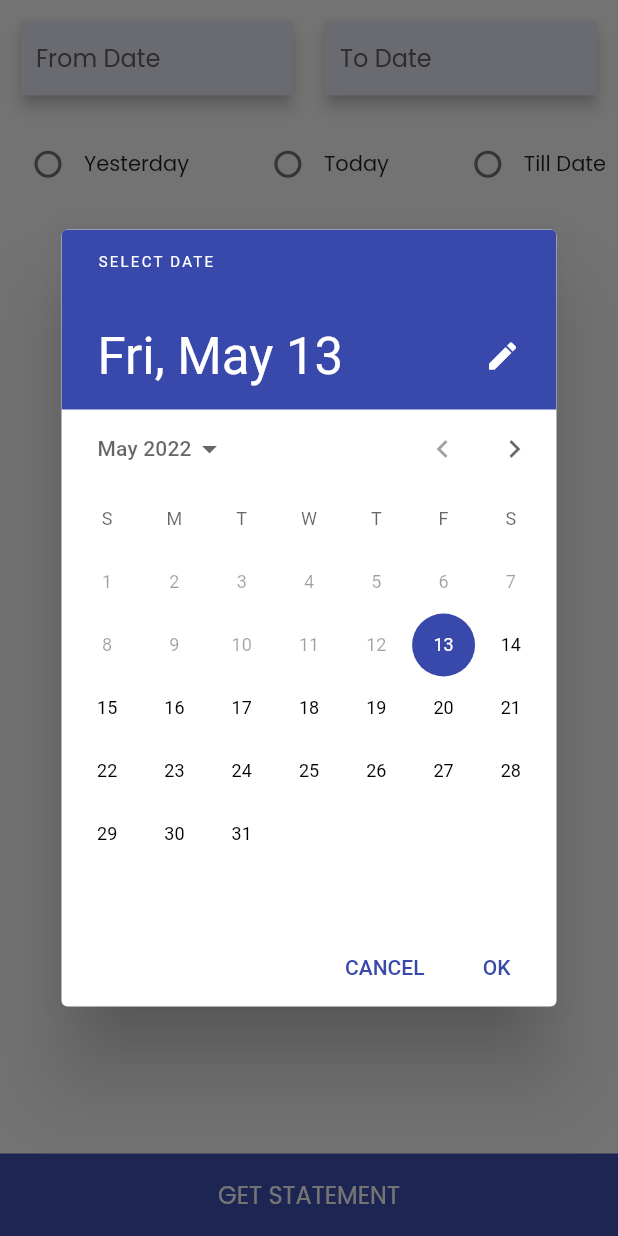
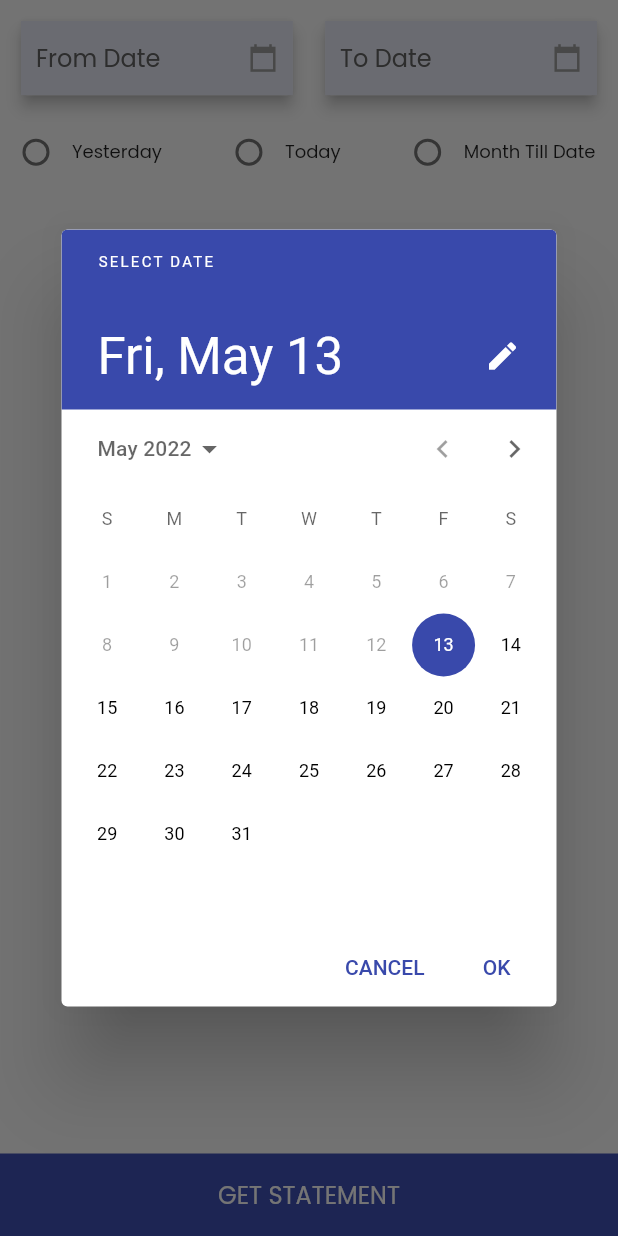
Before and after one commit to gajendrapratapsingh/tayal, a Flutter app: the WalletStatementTabScrren screen opened directly, after a tap on "From Date", on a phone screen of 412 x 824 dp. Run offline on Flutter 3.47's test engine with Material 2 defaults, Android fonts, the phone set to English and light mode, and no system bars; our stand-ins replace badges, cached_network_image, carousel_slider, connectivity, country_code_picker, flutter_slidable and 10 more; missing offline and left inert: marquee_widget, razorpay_flutter; accounts and stored records are empty; network calls fail; project files that could hold a hidden picture were left out.

Commit message:
Tayal App

```diff
--- a/lib/views/favourite_products_screen.dart
+++ b/lib/views/favourite_products_screen.dart
@@ -37,7 +37,9 @@ class _FavouriteProductScreenState extends State<FavouriteProductScreen> {
 
   Future _getCountBadge() async {
     SharedPreferences prefs = await SharedPreferences.getInstance();
-    String mytoken = prefs.getString('token').toString();
+    _counter = int.parse(prefs.getString('cartcount'));
+    /*String mytoken = prefs.getString('token').toString();
+
     var response = await http.post(Uri.parse(BASE_URL + cartlist),
         headers: {'Authorization': 'Bearer $mytoken'});
     if (response.statusCode == 200) {
@@ -50,7 +52,7 @@ class _FavouriteProductScreenState extends State<FavouriteProductScreen> {
       }
     } else {
       throw Exception('Failed to get data due to ${response.body}');
-    }
+    }*/
   }
 
   @override
@@ -437,9 +439,7 @@ class _FavouriteProductScreenState extends State<FavouriteProductScreen> {
     );
     if (response.statusCode == 200)
     {
-      print(response.body);
       if(json.decode(response.body)['ErrorCode'].toString() == "0"){
-        //showToast('Product added successfully');
         setState(() {
           prefs.setString('cartcount', json.decode(response.body)['Response']['count'].toString());
           prefs.setString('carttotal', json.decode(response.body)['Response']['total_price'].toString());
--- a/lib/views/order_detail_screen.dart
+++ b/lib/views/order_detail_screen.dart
@@ -53,7 +53,12 @@ class _OrderDetailScreenState extends State<OrderDetailScreen> {
                 Row(
                   mainAxisSize: MainAxisSize.max,
                   children: [
-                    SvgPicture.asset('assets/images/back.svg', fit: BoxFit.fill),
+                    InkWell(
+                       onTap: (){
+                         Navigator.pop(context);
+                       },
+                       child: SvgPicture.asset('assets/images/back.svg', fit: BoxFit.fill),
+                    ),
                     SizedBox(width: MediaQuery.of(context).size.width * 0.10),
                     Text("Order Detail", textAlign: TextAlign.center, style: TextStyle(fontStyle: FontStyle.normal, fontSize: 21, fontWeight: FontWeight.bold)),
                   ],
--- a/lib/views/order_list_screen.dart
+++ b/lib/views/order_list_screen.dart
@@ -46,6 +46,7 @@ class _OrderlistScreenState extends State<OrderlistScreen> {
                       children: [
                         GestureDetector(
                           onTap: () {
+                             Navigator.pop(context);
                           },
                           child: SvgPicture.asset('assets/images/back.svg', fit: BoxFit.fill),
                         ),
--- a/lib/wallet_tab_views/wallet_statement_detail_screen.dart
+++ b/lib/wallet_tab_views/wallet_statement_detail_screen.dart
@@ -16,26 +16,6 @@ class _WalletStatementTabScrrenState extends State<WalletStatementTabScrren> {
   DateTime selectedDate = DateTime.now();
   DateTime selectedStartDate = DateTime.now();
   DateTime selectedEndDate = DateTime.now();
-
-  String radioItem = 'Mango';
-
-  // Group Value for Radio Button.
-  int id = 1;
-
-  List<FilterStatement> fList = [
-    FilterStatement(
-      index: 1,
-      name: "Yesterday",
-    ),
-    FilterStatement(
-      index: 2,
-      name: "Today",
-    ),
-    FilterStatement(
-      index: 3,
-      name: "Month Till Data",
-    ),
-  ];
 
   @override
   Widget build(BuildContext context) {
@@ -79,22 +59,10 @@ class _WalletStatementTabScrrenState extends State<WalletStatementTabScrren> {
                                         16.0),
                                   ),
                                 ),
-                                /*Padding(
-                                    padding:
-                                    const EdgeInsets
-                                        .only(
-                                        right:
-                                        10.0),
-                                    child:
-                                    GestureDetector(
-                                      onTap: () {
-                                        _selectStartDate(
-                                            context);
-                                      },
-                                      child: Image
-                                          .asset(
-                                          'assets/icons/calendar.png'),
-                                    )),*/
+                                Padding(
+                                    padding: const EdgeInsets.only(right: 10.0),
+                                    child: Icon(Icons.calendar_today_sharp, color: Colors.grey, size: 20,)
+                                ),
                               ],
                             )),
                       ),
@@ -130,19 +98,10 @@ class _WalletStatementTabScrrenState extends State<WalletStatementTabScrren> {
                                         16.0),
                                   ),
                                 ),
-                                /*Padding(
-                                    padding:
-                                    const EdgeInsets
-                                        .only(
-                                        right:
-                                        10.0),
-                                    child:
-                                    GestureDetector(
-                                      onTap: () {
-                                        _selectedEndDate(context);
-                                      },
-                                      child: Image.asset('assets/icons/calendar.png'),
-                                    )),*/
+                                Padding(
+                                    padding: const EdgeInsets.only(right: 10.0),
+                                    child: Icon(Icons.calendar_today_sharp, color: Colors.grey, size: 20,)
+                                ),
                               ],
                             )),
                       ),
@@ -150,40 +109,37 @@ class _WalletStatementTabScrrenState extends State<WalletStatementTabScrren> {
                   ],
                 ),
               ),
-              Padding(
-                  padding: EdgeInsets.all(0.0),
-                  child: Column(
+              Column(
                 children: [
                   Padding(
-                        padding: const EdgeInsets.all(8.0),
+                    padding: const EdgeInsets.only(right: 15.0),
                     child: Row(
                       mainAxisAlignment: MainAxisAlignment.spaceBetween,
                       children: [
                         Row(
                           children: [
                             Radio(value: 1, groupValue: 'null', onChanged: (index) {}),
-                                Text('Yesterday')
+                            Text('Yesterday', style: TextStyle(fontSize: 12))
                           ],
                         ),
                         Row(
                           children: [
                             Radio(
                                 value: 1, groupValue: 'null', onChanged: (index) {}),
-                                Text('Today')
+                            Text('Today', style: TextStyle(fontSize: 12))
                           ],
                         ),
                         Row(
                           children: [
                             Radio(
                                 value: 1, groupValue: 'null', onChanged: (index) {}),
-                                Text('Till Date')
+                            Text('Month Till Date', style: TextStyle(fontSize: 12))
                           ],
                         )
                       ],
                     ),
                   ),
                 ],
-                  ),
               )
             ],
           ),
@@ -238,11 +194,11 @@ class _WalletStatementTabScrrenState extends State<WalletStatementTabScrren> {
     if (picked != null && picked != selectedStartDate)
       setState(() {
         selectedStartDate = picked;
-        startDate = selectedStartDate.year.toString() +
+        startDate = selectedStartDate.day.toString() +
             "-" +
             selectedStartDate.month.toString() +
             "-" +
-            selectedStartDate.day.toString();
+            selectedStartDate.year.toString();
       });
   }
 
@@ -279,11 +235,11 @@ class _WalletStatementTabScrrenState extends State<WalletStatementTabScrren> {
     if (picked != null && picked != selectedEndDate)
       setState(() {
         selectedEndDate = picked;
-        endDate = selectedEndDate.year.toString() +
+        endDate = selectedEndDate.day.toString() +
             "-" +
             selectedEndDate.month.toString() +
             "-" +
-            selectedEndDate.day.toString();
+            selectedEndDate.year.toString();
       });
   }
 }
```
Lines whose indentation alone changed are shown as unchanged.
